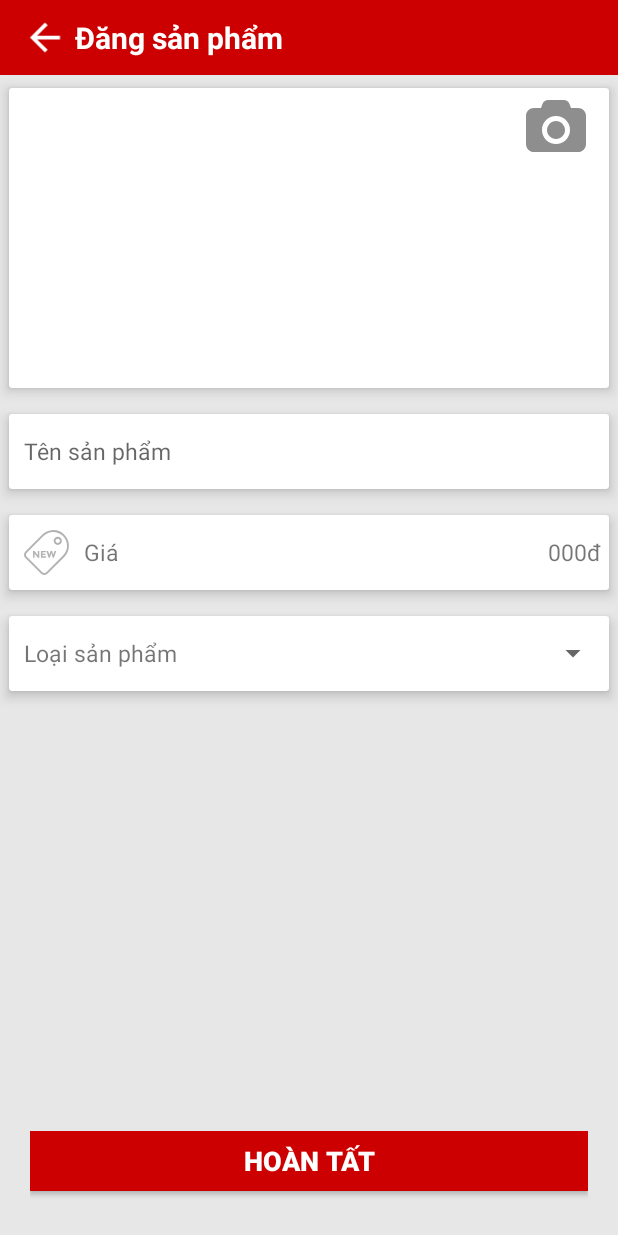
After one commit to nvPhong321/G-market, an Android app: the AddProductActivity screen opened directly, with no data from a screen before it, on a phone screen of 412 x 824 dp. The commit adds this screen. Run offline under Robolectric (Android 15) with nearby library versions, the phone set to English and light mode, and no system bars.

Commit message:
add new layout my product and add product by nguyen van phong date 22/2/2018

```diff
--- a/G-market/app/src/main/AndroidManifest.xml
+++ b/G-market/app/src/main/AndroidManifest.xml
@@ -21,6 +21,8 @@
         <activity android:name=".cart.AddCartActivity"/>
         <activity android:name=".profile.EditProfileActivity"/>
         <activity android:name=".profile.RegisterActivity"/>
+        <activity android:name=".myproduct.AddProductActivity"/>
+        <activity android:name=".myproduct.MyProductActivity"/>
     </application>
 
 </manifest>
--- /dev/null
+++ b/G-market/app/src/main/java/com/example/phong/g_market/myproduct/AddProductActivity.java
@@ -0,0 +1,27 @@
+package com.example.phong.g_market.myproduct;
+
+import android.os.Bundle;
+import android.support.v7.app.AppCompatActivity;
+import android.view.View;
+import android.widget.ImageView;
+
+import com.example.phong.g_market.R;
+
+public class AddProductActivity extends AppCompatActivity {
+
+    ImageView imvBack;
+
+    @Override
+    protected void onCreate(Bundle savedInstanceState) {
+        super.onCreate(savedInstanceState);
+        setContentView(R.layout.activity_add_product);
+
+        imvBack = (ImageView) findViewById(R.id.imvBack);
+        imvBack.setOnClickListener(new View.OnClickListener() {
+            @Override
+            public void onClick(View view) {
+                finish();
+            }
+        });
+    }
+}
--- /dev/null
+++ b/G-market/app/src/main/res/drawable/ic_camera.xml
@@ -0,0 +1,5 @@
+<vector android:height="24dp" android:viewportHeight="548.165"
+    android:viewportWidth="548.165" android:width="24dp" xmlns:android="http://schemas.android.com/apk/res/android">
+    <path android:fillColor="#71000000" android:pathData="M526.8,131c-14.3,-14.3 -31.5,-21.4 -51.7,-21.4h-64l-14.6,-38.8c-3.6,-9.3 -10.2,-17.4 -19.8,-24.1c-9.6,-6.8 -19.5,-10.1 -29.6,-10.1H201c-10.1,0 -19.9,3.4 -29.6,10.1c-9.6,6.8 -16.2,14.8 -19.8,24.1l-14.6,38.8H73.1c-20.2,0 -37.4,7.1 -51.7,21.4C7.1,145.3 0,162.5 0,182.7v255.8c0,20.2 7.1,37.4 21.4,51.7c14.3,14.3 31.5,21.4 51.7,21.4h402c20.2,0 37.4,-7.1 51.7,-21.4c14.3,-14.3 21.4,-31.5 21.4,-51.7V182.7C548.2,162.5 541,145.3 526.8,131zM364.4,401c-25,25 -55.1,37.5 -90.4,37.5s-65.3,-12.5 -90.4,-37.5c-25,-25 -37.5,-55.2 -37.5,-90.4c0,-35.2 12.5,-65.3 37.5,-90.4c25,-25 55.1,-37.5 90.4,-37.5s65.3,12.5 90.4,37.5c25,25 37.5,55.1 37.5,90.4C402,345.8 389.5,376 364.4,401z"/>
+    <path android:fillColor="#71000000" android:pathData="M274.1,228.4c-22.7,0 -42,8 -58.1,24.1c-16.1,16.1 -24.1,35.4 -24.1,58.1c0,22.6 8,42 24.1,58.1c16.1,16.1 35.5,24.1 58.1,24.1c22.6,0 42,-8 58.1,-24.1c16.1,-16.1 24.1,-35.5 24.1,-58.1c0,-22.7 -8,-42 -24.1,-58.1C316.1,236.4 296.7,228.4 274.1,228.4z"/>
+</vector>
--- /dev/null
+++ b/G-market/app/src/main/res/drawable/ic_crosshair.xml
@@ -0,0 +1,4 @@
+<vector android:height="24dp" android:viewportHeight="566.918"
+    android:viewportWidth="566.918" android:width="24dp" xmlns:android="http://schemas.android.com/apk/res/android">
+    <path android:fillColor="#fffcfc" android:pathData="M538.4,255h-23.3c-13,-106 -97.1,-190.2 -203.2,-203.2V28.5C312,12.8 299.2,0 283.4,0c-15.7,0 -28.5,12.8 -28.5,28.5v23.3c-106,13 -190.1,97.1 -203.1,203.1H28.5C12.8,254.9 0,267.7 0,283.5c0,15.7 12.8,28.5 28.5,28.5h23.3c13,106 97.1,190.2 203.1,203.2v23.3c0,15.7 12.8,28.5 28.5,28.5c15.7,0 28.5,-12.8 28.5,-28.5v-23.3c106,-13 190.2,-97.1 203.2,-203.1h23.3c15.7,0 28.5,-12.8 28.5,-28.5C566.9,267.7 554.2,255 538.4,255zM457.5,255l-73.2,-0c-9.9,-35 -37.4,-62.5 -72.4,-72.4v-73.2C386.5,121.6 445.3,180.4 457.5,255zM254.9,109.4v73.2c-35,9.9 -62.5,37.4 -72.3,72.4l-73.2,-0C121.6,180.4 180.4,121.6 254.9,109.4zM109.4,312l73.2,0c9.9,35 37.4,62.5 72.3,72.4v73.2C180.4,445.3 121.6,386.5 109.4,312zM312,457.5v-73.2c35,-9.9 62.5,-37.4 72.4,-72.4l73.2,0C445.3,386.5 386.5,445.3 312,457.5z"/>
+</vector>
--- /dev/null
+++ b/G-market/app/src/main/res/drawable/ic_tag.xml
@@ -0,0 +1,8 @@
+<vector android:height="24dp" android:viewportHeight="490.885"
+    android:viewportWidth="490.885" android:width="24dp" xmlns:android="http://schemas.android.com/apk/res/android">
+    <path android:fillColor="#b3b2b2" android:pathData="M368.4,73.5c-24.9,0 -45,20.1 -45,45c0,24.9 20.1,45 45,45c24.9,0 45,-20.1 45,-45C413.4,93.7 393.2,73.5 368.4,73.5zM368.4,142.7c-13.3,0 -24.1,-10.8 -24.1,-24.1c0,-13.3 10.8,-24.1 24.1,-24.1c13.3,0 24.1,10.8 24.1,24.1C392.5,131.9 381.7,142.7 368.4,142.7z"/>
+    <path android:fillColor="#b3b2b2" android:pathData="M221.6,490.9c-13.8,0 -26.8,-5.4 -36.6,-15.2L15.6,306.4c-20.2,-20.2 -20.2,-53 0,-73.2L197.7,51.1c45.8,-47.7 156.6,-86 242.5,0c66.9,66.9 66.9,175.7 0,242.5l-182.1,182.1C248.4,485.5 235.4,490.9 221.6,490.9zM212.4,65.9l-182.1,182.1c-12,12.1 -12,31.7 0,43.7l169.3,169.3c11.7,11.7 32,11.7 43.7,0l182.1,-182.1c58.7,-58.7 58.7,-154.3 0,-213.1C384.5,24.9 287.2,-8.9 212.4,65.9z"/>
+    <path android:fillColor="#b3b2b2" android:pathData="M150.3,228.6h16.4v73.5h-16.4l-35,-46v46H98.9v-73.5h15.3l36.1,47.3V228.6z"/>
+    <path android:fillColor="#b3b2b2" android:pathData="M237.8,228.6v14.6h-36.6v15.1h32.9v14h-32.9v15.2h37.7v14.5H184.8v-73.5H237.8z"/>
+    <path android:fillColor="#b3b2b2" android:pathData="M276.4,270.8l13,-42.3h17.1l12.9,42.3l14.6,-42.3h17.8l-25.6,73.5h-12.2l-16.1,-51.1l-16,51.1h-12.2l-25.6,-73.5h17.8L276.4,270.8z"/>
+</vector>
--- /dev/null
+++ b/G-market/app/src/main/res/layout/activity_add_product.xml
@@ -0,0 +1,208 @@
+<?xml version="1.0" encoding="utf-8"?>
+<android.support.constraint.ConstraintLayout xmlns:android="http://schemas.android.com/apk/res/android"
+    xmlns:app="http://schemas.android.com/apk/res-auto"
+    xmlns:tools="http://schemas.android.com/tools"
+    android:layout_width="match_parent"
+    android:layout_height="match_parent"
+    tools:context="com.example.phong.g_market.MainActivity">
+
+    <RelativeLayout
+        android:layout_width="match_parent"
+        android:layout_height="match_parent"
+        android:background="#e7e7e7">
+
+        <RelativeLayout
+            android:id="@+id/relLayout1"
+            android:layout_width="match_parent"
+            android:layout_height="50dp"
+            android:background="@android:color/holo_red_dark"
+            android:padding="10dp">
+
+            <ImageView
+                android:id="@+id/imvBack"
+                android:layout_width="40dp"
+                android:layout_height="40dp"
+                android:layout_alignParentLeft="true"
+                android:layout_centerVertical="true"
+                android:src="@drawable/ic_back" />
+
+            <TextView
+                android:layout_width="wrap_content"
+                android:layout_height="wrap_content"
+                android:layout_centerVertical="true"
+                android:layout_toRightOf="@id/imvBack"
+                android:text="Đăng sản phẩm"
+                android:textColor="@android:color/white"
+                android:textSize="20sp"
+                android:textStyle="bold" />
+        </RelativeLayout>
+
+        <android.support.v7.widget.CardView
+            android:id="@+id/cardLayout1"
+            android:layout_width="match_parent"
+            android:layout_height="wrap_content"
+            android:layout_below="@id/relLayout1"
+            app:cardElevation="5dp"
+            app:cardUseCompatPadding="true">
+
+            <RelativeLayout
+                android:id="@+id/relLayout2"
+                android:layout_width="match_parent"
+                android:layout_height="200dp"
+                android:layout_below="@id/relLayout1"
+                android:paddingLeft="10dp"
+                android:paddingRight="10dp">
+                <ImageView
+                    android:layout_margin="5dp"
+                    android:src="@drawable/ic_camera"
+                    android:layout_alignParentRight="true"
+                    android:layout_width="40dp"
+                    android:layout_height="40dp" />
+                <ImageView
+                    android:layout_width="match_parent"
+                    android:layout_height="match_parent" />
+            </RelativeLayout>
+
+        </android.support.v7.widget.CardView>
+
+        <android.support.v7.widget.CardView
+            android:id="@+id/cardLayout2"
+            android:layout_width="match_parent"
+            android:layout_height="wrap_content"
+            android:layout_below="@+id/cardLayout1"
+            app:cardElevation="5dp"
+            app:cardUseCompatPadding="true">
+
+            <RelativeLayout
+                android:layout_width="match_parent"
+                android:layout_height="50dp"
+                android:paddingLeft="10dp">
+                <EditText
+                    android:background="@android:color/transparent"
+                    android:textSize="15sp"
+                    android:layout_centerVertical="true"
+                    android:hint="Tên sản phẩm"
+                    android:layout_width="match_parent"
+                    android:layout_height="match_parent" />
+            </RelativeLayout>
+
+        </android.support.v7.widget.CardView>
+
+        <android.support.v7.widget.CardView
+            android:id="@+id/cardLayout3"
+            android:layout_width="match_parent"
+            android:layout_height="wrap_content"
+            android:layout_below="@+id/cardLayout2"
+            app:cardElevation="5dp"
+            app:cardUseCompatPadding="true">
+
+            <RelativeLayout
+                android:layout_width="match_parent"
+                android:layout_height="50dp"
+                android:paddingLeft="10dp">
+                <ImageView
+                    android:id="@+id/imv_tag"
+                    android:src="@drawable/ic_tag"
+                    android:layout_centerVertical="true"
+                    android:layout_width="30dp"
+                    android:layout_height="30dp" />
+                <TextView
+                    android:id="@+id/tv_gia"
+                    android:textSize="15sp"
+                    android:text="Giá"
+                    android:layout_marginLeft="10dp"
+                    android:layout_centerVertical="true"
+                    android:layout_toRightOf="@+id/imv_tag"
+                    android:layout_width="wrap_content"
+                    android:layout_height="wrap_content" />
+
+                <EditText
+                    android:id="@+id/edtAddCostProduct"
+                    android:textSize="15sp"
+                    android:textColor="@android:color/black"
+                    android:inputType="number"
+                    android:ellipsize="end"
+                    android:gravity="right|center_vertical"
+                    android:background="@android:color/transparent"
+                    android:layout_marginLeft="10dp"
+                    android:layout_toRightOf="@+id/tv_gia"
+                    android:layout_toLeftOf="@id/tv_numberCost"
+                    android:layout_width="match_parent"
+                    android:layout_height="match_parent" />
+
+                <TextView
+                    android:id="@+id/tv_numberCost"
+                    android:textSize="15sp"
+                    android:text="000đ"
+                    android:layout_marginRight="5dp"
+                    android:layout_alignParentRight="true"
+                    android:layout_centerVertical="true"
+                    android:layout_width="wrap_content"
+                    android:layout_height="wrap_content" />
+
+            </RelativeLayout>
+
+        </android.support.v7.widget.CardView>
+
+        <android.support.v7.widget.CardView
+            android:id="@+id/cardLayout4"
+            android:layout_width="match_parent"
+            android:layout_height="wrap_content"
+            android:layout_below="@+id/cardLayout3"
+            app:cardElevation="5dp"
+            app:cardUseCompatPadding="true">
+
+            <RelativeLayout
+                android:layout_width="match_parent"
+                android:layout_height="50dp"
+                android:paddingLeft="10dp">
+                <TextView
+                    android:id="@+id/tvAddCategoryProduct"
+                    android:textSize="15sp"
+                    android:layout_centerVertical="true"
+                    android:text="Loại sản phẩm"
+                    android:layout_width="wrap_content"
+                    android:layout_height="wrap_content" />
+                <Spinner
+                    android:text="Chọn loại sản phẩm"
+                    android:textSize="15sp"
+                    android:textColor="@android:color/black"
+                    android:layout_toRightOf="@id/tvAddCategoryProduct"
+                    android:layout_centerVertical="true"
+                    android:layout_alignParentRight="true"
+                    android:layout_width="match_parent"
+                    android:layout_height="match_parent"/>
+            </RelativeLayout>
+
+        </android.support.v7.widget.CardView>
+
+        <RelativeLayout
+            android:layout_width="match_parent"
+            android:layout_height="50dp"
+            android:layout_alignParentBottom="true"
+            android:layout_marginLeft="20dp"
+            android:layout_marginRight="20dp"
+            android:layout_marginTop="20dp"
+            android:layout_marginBottom="20dp">
+
+            <android.support.v7.widget.AppCompatButton
+                android:layout_width="match_parent"
+                android:layout_height="40dp"
+                android:background="@android:color/holo_red_dark"
+                android:gravity="center"
+                android:text="Hoàn tất"
+                android:textColor="@android:color/white"
+                android:textSize="18sp"
+                android:textStyle="bold" />
+        </RelativeLayout>
+
+        <RelativeLayout
+            android:layout_width="match_parent"
+            android:layout_height="50dp"
+            android:layout_below="@+id/cardLayout2"
+            android:layout_centerHorizontal="true"
+            android:paddingLeft="10dp">
+
+        </RelativeLayout>
+    </RelativeLayout>
+</android.support.constraint.ConstraintLayout>
--- a/G-market/app/src/main/res/layout/activity_main.xml
+++ b/G-market/app/src/main/res/layout/activity_main.xml
@@ -18,7 +18,7 @@
         android:layout_width="wrap_content"
         android:layout_height="match_parent"
         android:layout_gravity="start"
-        android:fitsSystemWindows="true" >
+        android:fitsSystemWindows="true">
 
         <include layout="@layout/layout_account" />
 
--- a/G-market/app/src/main/res/layout/activity_register.xml
+++ b/G-market/app/src/main/res/layout/activity_register.xml
@@ -98,6 +98,7 @@
                 android:layout_width="30dp"
                 android:layout_height="25dp" />
             <EditText
+                android:inputType="textPassword"
                 android:id="@+id/edtPasswordRegister"
                 android:textColor="@android:color/black"
                 android:paddingLeft="10dp"
--- a/G-market/app/src/main/res/layout/dialog_login.xml
+++ b/G-market/app/src/main/res/layout/dialog_login.xml
@@ -68,6 +68,7 @@
                 android:layout_width="30dp"
                 android:layout_height="25dp" />
             <EditText
+                android:inputType="textPassword"
                 android:id="@+id/edtPassWordLogin"
                 android:textColor="@android:color/black"
                 android:paddingLeft="10dp"
--- a/G-market/app/src/main/res/layout/layout_account.xml
+++ b/G-market/app/src/main/res/layout/layout_account.xml
@@ -21,6 +21,7 @@
         </RelativeLayout>
 
         <RelativeLayout
+            android:id="@+id/listMenu"
             android:layout_width="match_parent"
             android:layout_height="match_parent"
             android:layout_below="@id/relLayout1">
--- a/G-market/app/src/main/res/layout/nav_header_login.xml
+++ b/G-market/app/src/main/res/layout/nav_header_login.xml
@@ -15,7 +15,7 @@
             android:layout_height="150dp">
             <de.hdodenhof.circleimageview.CircleImageView
                 android:layout_marginBottom="10dp"
-                android:layout_marginTop="5dp"
+                android:layout_marginTop="30dp"
                 android:id="@+id/imv_profileImage"
                 android:src="@drawable/ic_avatar"
                 android:layout_width="50dp"
--- a/G-market/app/src/main/res/values/strings.xml
+++ b/G-market/app/src/main/res/values/strings.xml
@@ -1,5 +1,6 @@
 <resources>
     <string name="app_name">G-market</string>
     <string name="dbname_users">db_users</string>
+    <string name="dbname_category">db_users</string>
     <string name="field_username">username</string>
 </resources>
--- a/G-market/app/src/main/res/values/styles.xml
+++ b/G-market/app/src/main/res/values/styles.xml
@@ -7,5 +7,8 @@
         <item name="colorPrimaryDark">@color/colorPrimaryDark</item>
         <item name="colorAccent">@color/colorAccent</item>
     </style>
-
+    <style name="Theme_Dialog" parent="android:Theme.Holo.Dialog">
+        <item name="android:windowMinWidthMajor">90%</item>
+        <item name="android:windowMinWidthMinor">90%</item>
+    </style>
 </resources>
```
Also changed, not shown: G-market/app/src/main/java/com/example/phong/g_market/MainActivity.java (+17 -6 lines), G-market/app/src/main/java/com/example/phong/g_market/myproduct/MyProductActivity.java (added, +45 -0 lines), G-market/app/src/main/res/layout/activity_list_my_product.xml (added, +62 -0 lines), G-market/app/src/main/res/layout/nav_header_no_login.xml (+4 -4 lines).
